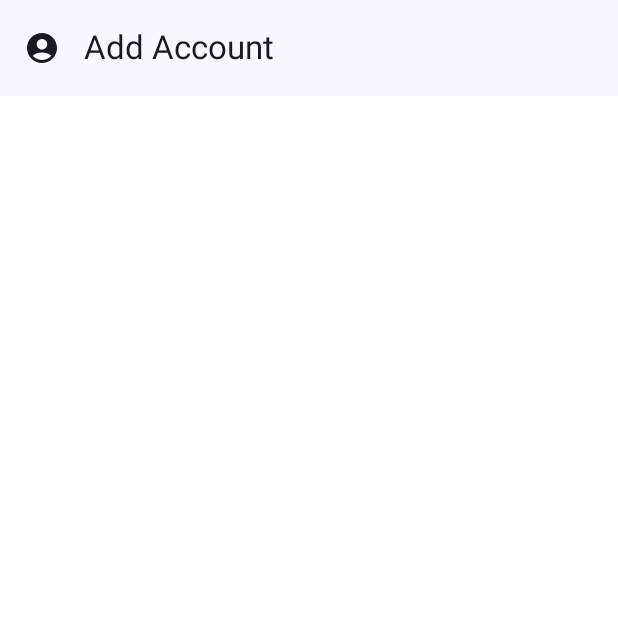
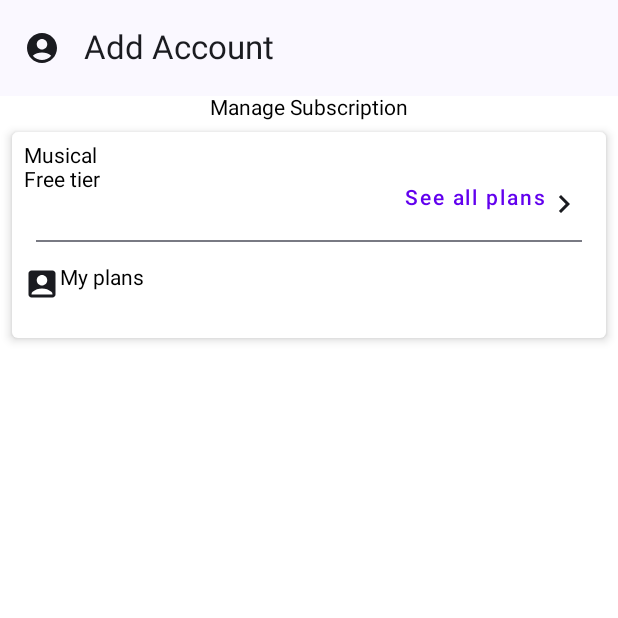
Before and after one commit to Ayushrai2005/Music_App, an Android app built with Jetpack Compose: the subscription screen opened through its navigation route, on a phone screen of 412 x 824 dp, the top half of it. Run offline under Robolectric (Android 15) with nearby library versions, the phone set to English and light mode, and no system bars.

Commit message:
Created an SubscriptionView.kt , after clicking Subscription option in Drawer  user will direct to this view

```diff
--- a/app/src/main/java/com/ayush/musicapp/AccountView.kt
+++ b/app/src/main/java/com/ayush/musicapp/AccountView.kt
@@ -17,6 +17,7 @@ import androidx.compose.material3.Icon
 import androidx.compose.runtime.Composable
 import androidx.compose.ui.Modifier
 import androidx.compose.ui.res.painterResource
+import androidx.compose.ui.tooling.preview.Preview
 import androidx.compose.ui.unit.dp
 
 
--- /dev/null
+++ b/app/src/main/java/com/ayush/musicapp/SubscriptionView.kt
@@ -0,0 +1,77 @@
+package com.ayush.musicapp
+
+import androidx.compose.foundation.layout.Arrangement
+import androidx.compose.foundation.layout.Column
+import androidx.compose.foundation.layout.Row
+import androidx.compose.foundation.layout.fillMaxSize
+import androidx.compose.foundation.layout.fillMaxWidth
+import androidx.compose.foundation.layout.height
+import androidx.compose.foundation.layout.padding
+import androidx.compose.material.IconButton
+import androidx.compose.material.Text
+import androidx.compose.material.icons.Icons
+import androidx.compose.material.icons.automirrored.filled.KeyboardArrowRight
+import androidx.compose.material.Card
+import androidx.compose.material.TextButton
+import androidx.compose.material.icons.filled.AccountBox
+import androidx.compose.material3.Divider
+import androidx.compose.material3.Icon
+import androidx.compose.runtime.Composable
+import androidx.compose.ui.Alignment
+import androidx.compose.ui.Modifier
+import androidx.compose.ui.res.painterResource
+import androidx.compose.ui.tooling.preview.Preview
+import androidx.compose.ui.unit.dp
+
+@Preview(showBackground = true)
+@Composable
+fun SubscriptionView () {
+
+
+    Column(
+        modifier = Modifier
+            .height(200.dp) ,
+        horizontalAlignment = Alignment.CenterHorizontally
+    ) {
+
+        Text(text = "Manage Subscription")
+        Card(modifier = Modifier.padding(8.dp), elevation = 4.dp) {
+            Column (modifier = Modifier.padding(8.dp)){
+
+                Column() {
+                    Text(text = "Musical")
+                    Row (
+                        modifier = Modifier.fillMaxWidth() , horizontalArrangement = Arrangement.SpaceBetween
+                    ){
+                        Text(text = "Free tier")
+                        TextButton(onClick = { /*TODO*/ }) {
+                            Row {
+                                Text(text = "See all plans")
+                                Icon(imageVector = Icons.AutoMirrored.Filled.KeyboardArrowRight,
+                                    contentDescription = "")
+                            }
+
+                        }
+
+                    }
+
+                }
+                Divider(thickness = 1.dp , modifier = Modifier.padding(horizontal = 8.dp))
+
+                Row(
+                    modifier = Modifier.padding(vertical = 16.dp) ,
+                ) {
+                    Icon(imageVector = Icons.Default.AccountBox , contentDescription = null )
+                    Text(text = "My plans")
+
+
+                }
+
+            }
+
+
+        }
+    }
+
+
+}
--- a/app/src/main/java/com/ayush/musicapp/ui/theme/MainView.kt
+++ b/app/src/main/java/com/ayush/musicapp/ui/theme/MainView.kt
@@ -62,6 +62,7 @@ import com.ayush.musicapp.MainViewModel
 import com.ayush.musicapp.R
 import com.ayush.musicapp.Screen
 import com.ayush.musicapp.Screen.DrawerScreen.Account.title
+import com.ayush.musicapp.SubscriptionView
 import com.ayush.musicapp.screensInDrawer
 import kotlinx.coroutines.CoroutineScope
 import kotlinx.coroutines.launch
@@ -173,6 +174,7 @@ fun Navigation(navController: NavController , viewModel: MainViewModel , pd : Pa
                 AccountView()
         }
         composable(Screen.DrawerScreen.subscription.route){
+            SubscriptionView()
 
         }
 
```
